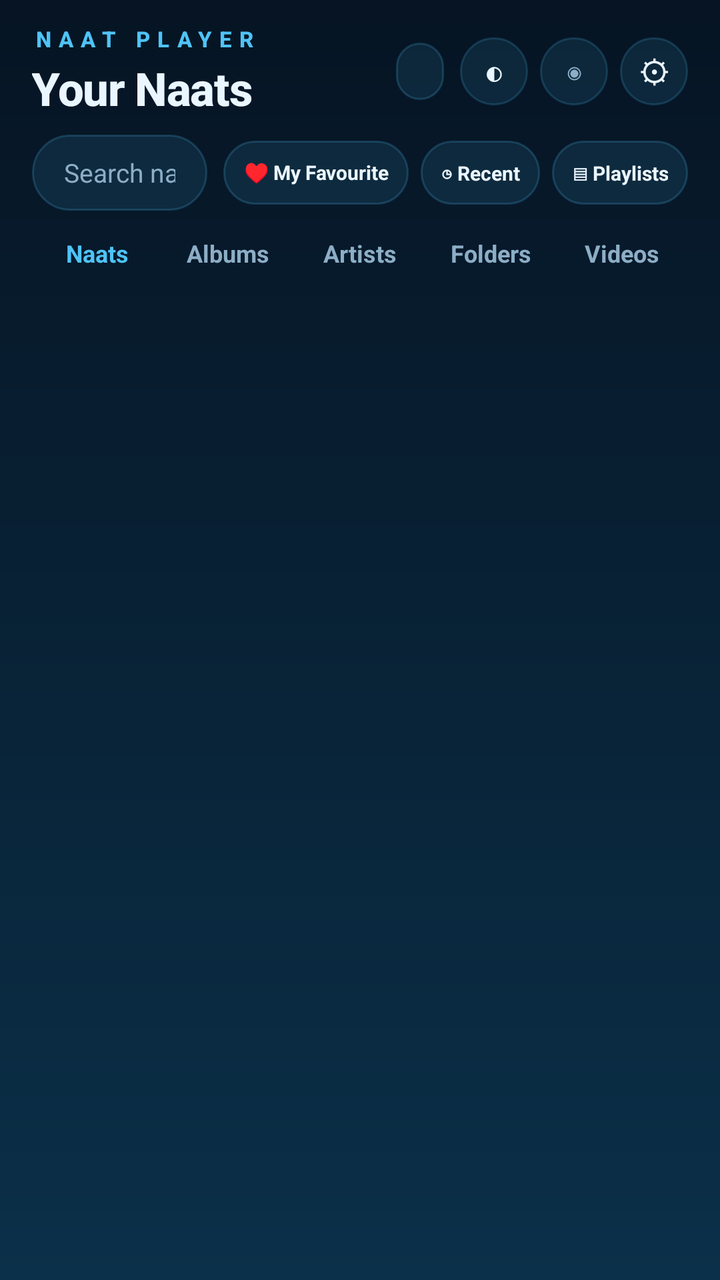
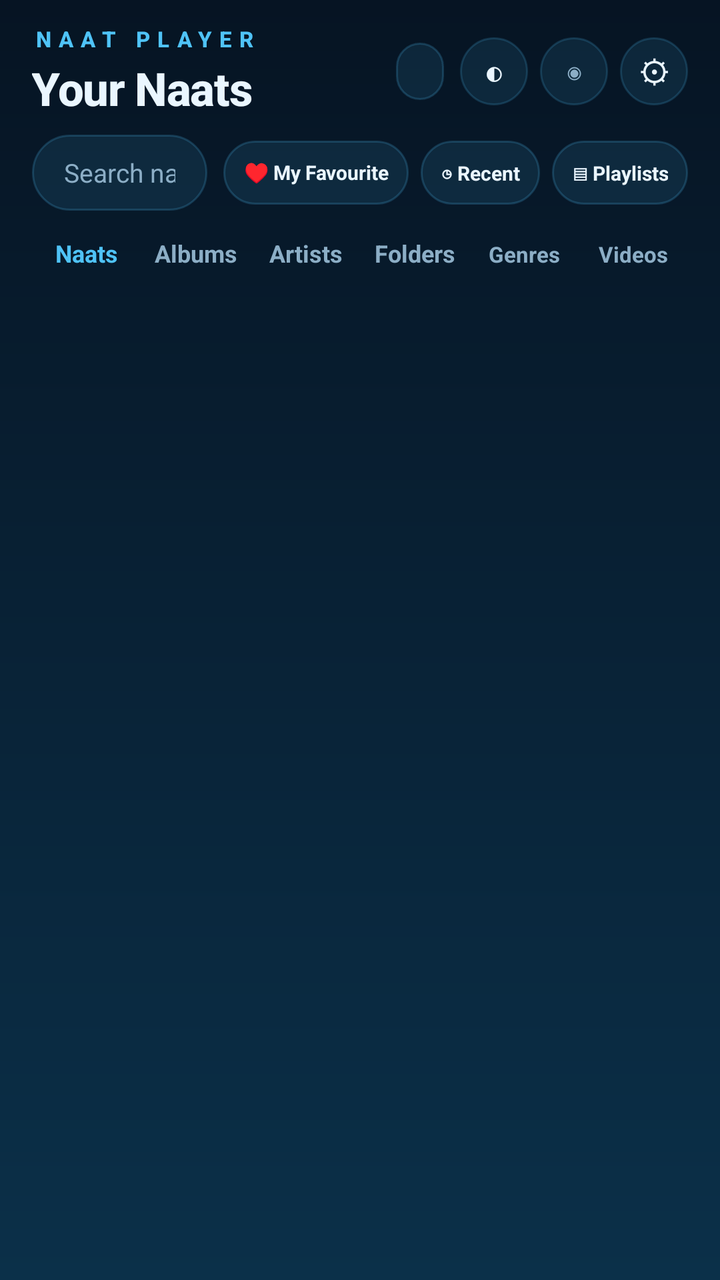

The first picture is an Android layout as it rendered before a commit; the second is the same layout after the commit. The layout source and the unified diff follow.
<!-- AndroidManifest.xml: application theme AppTheme -->
<!-- res/layout/activity_main.xml -->
<?xml version="1.0" encoding="utf-8"?>
<LinearLayout xmlns:android="http://schemas.android.com/apk/res/android"
    android:id="@+id/root"
    android:layout_width="match_parent"
    android:layout_height="match_parent"
    android:orientation="vertical"
    android:background="@drawable/bg_screen"
    android:fitsSystemWindows="true"
    android:paddingLeft="16dp"
    android:paddingRight="16dp"
    android:paddingTop="12dp"
    android:paddingBottom="10dp">

    <LinearLayout
        android:layout_width="match_parent"
        android:layout_height="wrap_content"
        android:orientation="horizontal"
        android:gravity="center_vertical"
        android:paddingBottom="8dp">

        <LinearLayout
            android:layout_width="0dp"
            android:layout_height="wrap_content"
            android:layout_weight="1"
            android:orientation="vertical">

            <TextView
                android:id="@+id/brand"
                android:layout_width="wrap_content"
                android:layout_height="wrap_content"
                android:text="NAAT PLAYER"
                android:textColor="@color/accent"
                android:textSize="11sp"
                android:textStyle="bold"
                android:letterSpacing="0.34"
                android:fontFamily="sans-serif-medium" />

            <TextView
                android:id="@+id/headline"
                android:layout_width="wrap_content"
                android:layout_height="wrap_content"
                android:layout_marginTop="2dp"
                android:text="Your Naats"
                android:textColor="@color/text"
                android:textSize="23sp"
                android:textStyle="bold"
                android:letterSpacing="-0.02"
                android:fontFamily="sans-serif-medium" />
        </LinearLayout>

        <TextView
            android:id="@+id/songCount"
            android:layout_width="wrap_content"
            android:layout_height="wrap_content"
            android:background="@drawable/bg_pill"
            android:paddingLeft="12dp"
            android:paddingRight="12dp"
            android:paddingTop="7dp"
            android:paddingBottom="7dp"
            android:textColor="@color/accent"
            android:textSize="11sp"
            android:textStyle="bold" />

        <TextView
            android:id="@+id/btnTheme"
            android:layout_width="34dp"
            android:layout_height="34dp"
            android:layout_marginStart="8dp"
            android:background="@drawable/bg_round"
            android:gravity="center"
            android:text="◐"
            android:textColor="@color/text"
            android:textSize="17sp" />

        <TextView
            android:id="@+id/btnEye"
            android:layout_width="34dp"
            android:layout_height="34dp"
            android:layout_marginStart="6dp"
            android:background="@drawable/bg_round"
            android:gravity="center"
            android:text="◉"
            android:textColor="@color/text_dim"
            android:textSize="15sp" />

        <TextView
            android:id="@+id/btnSettings"
            android:layout_width="34dp"
            android:layout_height="34dp"
            android:layout_marginStart="6dp"
            android:background="@drawable/bg_round"
            android:gravity="center"
            android:text="⚙"
            android:textColor="@color/text"
            android:textSize="16sp" />
    </LinearLayout>

    <LinearLayout
        android:layout_width="match_parent"
        android:layout_height="wrap_content"
        android:orientation="horizontal"
        android:gravity="center_vertical"
        android:paddingBottom="7dp">

        <EditText
            android:id="@+id/searchInput"
            android:layout_width="0dp"
            android:layout_height="38dp"
            android:layout_weight="1"
            android:background="@drawable/bg_pill"
            android:hint="Search naats, artist, album"
            android:textColorHint="@color/text_dim"
            android:textColor="@color/text"
            android:textSize="13sp"
            android:paddingLeft="16dp"
            android:paddingRight="16dp"
            android:singleLine="true"
            android:inputType="text"
            android:imeOptions="actionSearch" />

        <TextView
            android:id="@+id/btnFavourite"
            android:layout_width="wrap_content"
            android:layout_height="32dp"
            android:layout_marginStart="8dp"
            android:paddingLeft="10dp"
            android:paddingRight="10dp"
            android:background="@drawable/bg_pill"
            android:contentDescription="My Favourite"
            android:gravity="center"
            android:text="♥ My Favourite"
            android:textColor="@color/text"
            android:textSize="10sp"
            android:textStyle="bold" />

        <TextView
            android:id="@+id/btnRecent"
            android:layout_width="wrap_content"
            android:layout_height="32dp"
            android:layout_marginStart="6dp"
            android:paddingLeft="10dp"
            android:paddingRight="10dp"
            android:background="@drawable/bg_pill"
            android:contentDescription="Recent"
            android:gravity="center"
            android:text="◷ Recent"
            android:textColor="@color/text"
            android:textSize="10sp"
            android:textStyle="bold" />

        <TextView
            android:id="@+id/btnPlaylists"
            android:layout_width="wrap_content"
            android:layout_height="32dp"
            android:layout_marginStart="6dp"
            android:paddingLeft="10dp"
            android:paddingRight="10dp"
            android:background="@drawable/bg_pill"
            android:contentDescription="Playlists"
            android:gravity="center"
            android:text="▤ Playlists"
            android:textColor="@color/text"
            android:textSize="10sp"
            android:textStyle="bold" />
    </LinearLayout>

    <LinearLayout
        android:id="@+id/tabs"
        android:layout_width="match_parent"
        android:layout_height="wrap_content"
        android:orientation="horizontal"
        android:paddingBottom="6dp">

        <TextView
            android:id="@+id/tabSongs"
            android:layout_width="0dp"
            android:layout_height="wrap_content"
            android:layout_weight="1"
            android:gravity="center"
            android:paddingTop="6dp"
            android:paddingBottom="6dp"
            android:text="Naats"
            android:textColor="@color/accent"
            android:textSize="12sp"
            android:textStyle="bold" />

        <TextView
            android:id="@+id/tabAlbums"
            android:layout_width="0dp"
            android:layout_height="wrap_content"
            android:layout_weight="1"
            android:gravity="center"
            android:paddingTop="6dp"
            android:paddingBottom="6dp"
            android:text="Albums"
            android:textColor="@color/text_dim"
            android:textSize="12sp"
            android:textStyle="bold" />

        <TextView
            android:id="@+id/tabArtists"
            android:layout_width="0dp"
            android:layout_height="wrap_content"
            android:layout_weight="1"
            android:gravity="center"
            android:paddingTop="6dp"
            android:paddingBottom="6dp"
            android:text="Artists"
            android:textColor="@color/text_dim"
            android:textSize="12sp"
            android:textStyle="bold" />

        <TextView
            android:id="@+id/tabFolders"
            android:layout_width="0dp"
            android:layout_height="wrap_content"
            android:layout_weight="1"
            android:gravity="center"
            android:paddingTop="6dp"
            android:paddingBottom="6dp"
            android:text="Folders"
            android:textColor="@color/text_dim"
            android:textSize="12sp"
            android:textStyle="bold" />

        <TextView
            android:id="@+id/tabVideos"
            android:layout_width="0dp"
            android:layout_height="wrap_content"
            android:layout_weight="1"
            android:gravity="center"
            android:paddingTop="6dp"
            android:paddingBottom="6dp"
            android:text="Videos"
            android:textColor="@color/text_dim"
            android:textSize="12sp"
            android:textStyle="bold" />
    </LinearLayout>


    <FrameLayout
        android:layout_width="match_parent"
        android:layout_height="0dp"
        android:layout_weight="1">

        <ListView
            android:id="@+id/songList"
            android:layout_width="match_parent"
            android:layout_height="match_parent"
            android:divider="@null"
            android:dividerHeight="0dp"
            android:scrollbars="none"
            android:clipToPadding="false"
            android:paddingBottom="8dp" />

        <LinearLayout
            android:id="@+id/emptyState"
            android:layout_width="match_parent"
            android:layout_height="match_parent"
            android:orientation="vertical"
            android:gravity="center"
            android:visibility="gone"
            android:paddingLeft="30dp"
            android:paddingRight="30dp">

            <TextView
                android:id="@+id/emptyGlyph"
                android:layout_width="56dp"
                android:layout_height="56dp"
                android:background="@drawable/bg_art"
                android:gravity="center"
                android:text="♪"
                android:textColor="@color/on_accent"
                android:textSize="26sp"
                android:textStyle="bold" />

            <TextView
                android:id="@+id/emptyTitle"
                android:layout_width="wrap_content"
                android:layout_height="wrap_content"
                android:layout_marginTop="16dp"
                android:text="@string/empty_library"
                android:textColor="@color/text"
                android:textSize="16sp"
                android:textStyle="bold"
                android:gravity="center" />

            <TextView
                android:id="@+id/emptyHint"
                android:layout_width="wrap_content"
                android:layout_height="wrap_content"
                android:layout_marginTop="7dp"
                android:text="@string/empty_hint"
                android:textColor="@color/text_dim"
                android:textSize="13sp"
                android:gravity="center" />

            <TextView
                android:id="@+id/grantButton"
                android:layout_width="wrap_content"
                android:layout_height="wrap_content"
                android:layout_marginTop="20dp"
                android:background="@drawable/bg_play"
                android:paddingLeft="24dp"
                android:paddingRight="24dp"
                android:paddingTop="12dp"
                android:paddingBottom="12dp"
                android:text="@string/grant"
                android:textColor="@color/on_accent"
                android:textSize="14sp"
                android:textStyle="bold"
                android:visibility="gone" />
        </LinearLayout>
    </FrameLayout>

    <com.pulse.player.SwipeUpPlayerBar
        android:id="@+id/playerBar"
        android:layout_width="match_parent"
        android:layout_height="wrap_content"
        android:visibility="gone"
        android:orientation="vertical"
        android:background="@drawable/bg_card"
        android:contentDescription="@string/open_player_hint"
        android:padding="10dp">

        <LinearLayout
            android:layout_width="match_parent"
            android:layout_height="wrap_content"
            android:orientation="horizontal"
            android:gravity="center_vertical">

            <FrameLayout
                android:id="@+id/nowArt"
                android:layout_width="40dp"
                android:layout_height="40dp"
                android:background="@drawable/bg_art">

                <ImageView
                    android:id="@+id/nowArtImg"
                    android:layout_width="match_parent"
                    android:layout_height="match_parent"
                    android:scaleType="centerCrop" />

                <TextView
                    android:id="@+id/nowArtGlyph"
                    android:layout_width="match_parent"
                    android:layout_height="match_parent"
                    android:gravity="center"
                    android:text="♪"
                    android:textColor="@color/on_accent"
                    android:textSize="20sp"
                    android:textStyle="bold" />
            </FrameLayout>

            <LinearLayout
                android:layout_width="0dp"
                android:layout_height="wrap_content"
                android:layout_weight="1"
                android:layout_marginStart="10dp"
                android:orientation="vertical">

                <TextView
                    android:id="@+id/npTitle"
                    android:layout_width="match_parent"
                    android:layout_height="wrap_content"
                    android:text="@string/nothing_playing"
                    android:textColor="@color/text"
                    android:textSize="15sp"
                    android:textStyle="bold"
                    android:singleLine="true"
                    android:ellipsize="end" />

                <TextView
                    android:id="@+id/npArtist"
                    android:layout_width="match_parent"
                    android:layout_height="wrap_content"
                    android:layout_marginTop="1dp"
                    android:text="@string/tagline"
                    android:textColor="@color/text_dim"
                    android:textSize="12sp"
                    android:singleLine="true"
                    android:ellipsize="end" />
            </LinearLayout>

            <TextView
                android:id="@+id/npTime"
                android:layout_width="wrap_content"
                android:layout_height="wrap_content"
                android:layout_marginStart="6dp"
                android:textColor="@color/accent_soft"
                android:textSize="10sp" />

            <TextView
                android:id="@+id/btnPlay"
                android:layout_width="40dp"
                android:layout_height="40dp"
                android:layout_marginStart="8dp"
                android:background="@drawable/bg_play"
                android:gravity="center"
                android:text="▶"
                android:textColor="@color/on_accent"
                android:textSize="17sp"
                android:textStyle="bold" />
        </LinearLayout>

        <SeekBar
            android:id="@+id/seekBar"
            android:layout_width="match_parent"
            android:layout_height="12dp"
            android:layout_marginTop="2dp"
            android:max="1000"
            android:paddingLeft="0dp"
            android:paddingRight="0dp"
            android:progressTint="@color/accent"
            android:progressBackgroundTint="@color/accent_dim"
            android:thumbTint="@color/accent" />
    </com.pulse.player.SwipeUpPlayerBar>
</LinearLayout>
<!-- resources referenced by this layout -->
<resources>
  <color name="accent">#4FC3F7</color>
  <color name="accent_dim">#1E4A66</color>
  <color name="accent_soft">#A5E3FF</color>
  <color name="on_accent">#04202F</color>
  <color name="text">#EAF6FF</color>
  <color name="text_dim">#8CAEC6</color>
  <!-- drawable bg_art (drawable) -->
  <?xml version="1.0" encoding="utf-8"?>
  <shape xmlns:android="http://schemas.android.com/apk/res/android" android:shape="rectangle">
      <gradient
          android:angle="315"
          android:startColor="#2A6E92"
          android:endColor="#4FC3F7" />
      <corners android:radius="12dp" />
  </shape>
  <!-- drawable bg_card (drawable) -->
  <?xml version="1.0" encoding="utf-8"?>
  <shape xmlns:android="http://schemas.android.com/apk/res/android" android:shape="rectangle">
      <gradient
          android:angle="270"
          android:startColor="@color/surface"
          android:endColor="@color/surface2" />
      <corners android:radius="24dp" />
      <stroke android:width="1dp" android:color="#264FC3F7" />
  </shape>
  <!-- drawable bg_pill (drawable) -->
  <?xml version="1.0" encoding="utf-8"?>
  <shape xmlns:android="http://schemas.android.com/apk/res/android" android:shape="rectangle">
      <solid android:color="#1A4FC3F7" />
      <corners android:radius="20dp" />
      <stroke android:width="1dp" android:color="#334FC3F7" />
  </shape>
  <!-- drawable bg_play (drawable) -->
  <?xml version="1.0" encoding="utf-8"?>
  <shape xmlns:android="http://schemas.android.com/apk/res/android" android:shape="oval">
      <gradient
          android:angle="315"
          android:startColor="#A5E3FF"
          android:endColor="#4FC3F7" />
  </shape>
  <!-- drawable bg_round (drawable) -->
  <?xml version="1.0" encoding="utf-8"?>
  <shape xmlns:android="http://schemas.android.com/apk/res/android" android:shape="oval">
      <solid android:color="#1A4FC3F7" />
      <stroke android:width="1dp" android:color="#2E4FC3F7" />
  </shape>
  <!-- drawable bg_screen (drawable) -->
  <?xml version="1.0" encoding="utf-8"?>
  <shape xmlns:android="http://schemas.android.com/apk/res/android" android:shape="rectangle">
      <gradient
          android:angle="270"
          android:startColor="@color/bg"
          android:endColor="@color/bg_grad_end" />
  </shape>
  <string name="empty_hint">Add Naat audio files to your storage, then reopen the app</string>
  <string name="empty_library">No naats found on this device</string>
  <string name="grant">Grant access</string>
  <string name="nothing_playing">Nothing playing</string>
  <string name="open_player_hint">Tap or swipe up to open Naat Player</string>
  <string name="tagline">Your offline Naat library</string>
  <style name="AppTheme" parent="android:Theme.Material.NoActionBar">
          <item name="android:windowBackground">@color/bg</item>
          <item name="android:colorAccent">@color/accent</item>
          <item name="android:statusBarColor">@color/bg</item>
          <item name="android:navigationBarColor">@color/bg</item>
          <item name="android:textColorPrimary">@color/text</item>
          <item name="android:textColorSecondary">@color/text_dim</item>
      </style>
  <color name="surface">#0E2438</color>
  <color name="surface2">#15334A</color>
  <color name="bg">#061423</color>
  <color name="bg_grad_end">#0B3049</color>
</resources>

<!-- the commit's change to res/layout/activity_main.xml (unified diff, before → after) -->
@@ -164,6 +164,22 @@
             android:textStyle="bold" />
     </LinearLayout>
 
+    <HorizontalScrollView
+        android:id="@+id/recentSearchScroll"
+        android:layout_width="match_parent"
+        android:layout_height="wrap_content"
+        android:paddingBottom="5dp"
+        android:scrollbars="none"
+        android:visibility="gone">
+
+        <LinearLayout
+            android:id="@+id/recentSearchRow"
+            android:layout_width="wrap_content"
+            android:layout_height="wrap_content"
+            android:orientation="horizontal">
+        </LinearLayout>
+    </HorizontalScrollView>
+
     <LinearLayout
         android:id="@+id/tabs"
         android:layout_width="match_parent"
@@ -224,6 +240,19 @@
             android:textStyle="bold" />
 
         <TextView
+            android:id="@+id/tabGenres"
+            android:layout_width="0dp"
+            android:layout_height="wrap_content"
+            android:layout_weight="1"
+            android:gravity="center"
+            android:paddingTop="6dp"
+            android:paddingBottom="6dp"
+            android:text="Genres"
+            android:textColor="@color/text_dim"
+            android:textSize="11sp"
+            android:textStyle="bold" />
+
+        <TextView
             android:id="@+id/tabVideos"
             android:layout_width="0dp"
             android:layout_height="wrap_content"
@@ -233,7 +262,7 @@
             android:paddingBottom="6dp"
             android:text="Videos"
             android:textColor="@color/text_dim"
-            android:textSize="12sp"
+            android:textSize="11sp"
             android:textStyle="bold" />
     </LinearLayout>
 
